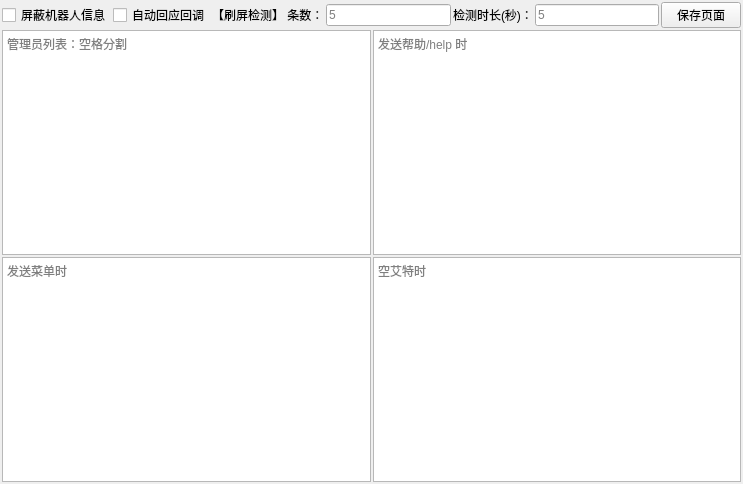
qiancao1/chun_bai_ling, file ui/qunguan.ui: the form before one commit.
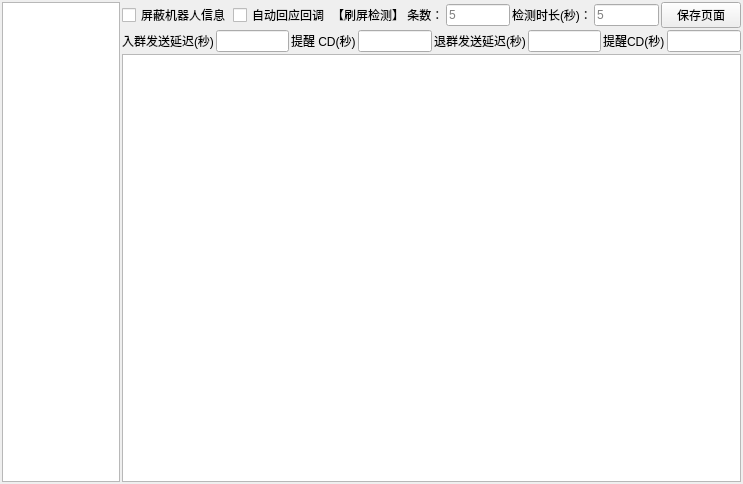
The form after the commit.

```diff
--- a/ui/qunguan.ui
+++ b/ui/qunguan.ui
@@ -13,7 +13,7 @@
   <property name="windowTitle">
    <string>Form</string>
   </property>
-  <layout class="QVBoxLayout" name="verticalLayout">
+  <layout class="QHBoxLayout" name="horizontalLayout_2">
    <property name="spacing">
     <number>2</number>
    </property>
@@ -28,6 +28,33 @@
    </property>
    <property name="bottomMargin">
     <number>2</number>
+   </property>
+   <item>
+    <widget class="QListWidget" name="listWidget">
+     <property name="minimumSize">
+      <size>
+       <width>100</width>
+       <height>0</height>
+      </size>
+     </property>
+    </widget>
+   </item>
+   <item>
+    <layout class="QVBoxLayout" name="verticalLayout_2">
+     <property name="spacing">
+      <number>2</number>
+     </property>
+     <property name="leftMargin">
+      <number>0</number>
+     </property>
+     <property name="topMargin">
+      <number>0</number>
+     </property>
+     <property name="rightMargin">
+      <number>0</number>
+     </property>
+     <property name="bottomMargin">
+      <number>0</number>
    </property>
    <item>
     <layout class="QHBoxLayout" name="horizontalLayout">
@@ -83,56 +110,54 @@
     </layout>
    </item>
    <item>
-    <layout class="QGridLayout" name="gridLayout">
-     <property name="leftMargin">
-      <number>0</number>
-     </property>
+      <layout class="QHBoxLayout" name="horizontalLayout_3">
      <property name="topMargin">
       <number>0</number>
      </property>
-     <property name="rightMargin">
-      <number>0</number>
-     </property>
-     <property name="bottomMargin">
-      <number>0</number>
-     </property>
-     <item row="1" column="1">
-      <widget class="QTextEdit" name="textEdit_3">
-       <property name="placeholderText">
-        <string>空艾特时</string>
-       </property>
-      </widget>
-     </item>
-     <item row="1" column="0">
-      <widget class="QTextEdit" name="textEdit_2">
-       <property name="html">
-        <string>&lt;!DOCTYPE HTML PUBLIC &quot;-//W3C//DTD HTML 4.0//EN&quot; &quot;http://www.w3.org/TR/REC-html40/strict.dtd&quot;&gt;
-&lt;html&gt;&lt;head&gt;&lt;meta name=&quot;qrichtext&quot; content=&quot;1&quot; /&gt;&lt;meta charset=&quot;utf-8&quot; /&gt;&lt;style type=&quot;text/css&quot;&gt;
-p, li { white-space: pre-wrap; }
-hr { height: 1px; border-width: 0; }
-li.unchecked::marker { content: &quot;\2610&quot;; }
-li.checked::marker { content: &quot;\2612&quot;; }
-&lt;/style&gt;&lt;/head&gt;&lt;body style=&quot; font-family:'Microsoft YaHei UI'; font-size:9pt; font-weight:400; font-style:normal;&quot;&gt;
-&lt;p style=&quot;-qt-paragraph-type:empty; margin-top:0px; margin-bottom:0px; margin-left:0px; margin-right:0px; -qt-block-indent:0; text-indent:0px;&quot;&gt;&lt;br /&gt;&lt;/p&gt;&lt;/body&gt;&lt;/html&gt;</string>
-       </property>
-       <property name="placeholderText">
-        <string>发送菜单时</string>
-       </property>
-      </widget>
-     </item>
-     <item row="0" column="0">
-      <widget class="QTextEdit" name="textEdit">
-       <property name="placeholderText">
-        <string>管理员列表：空格分割</string>
+       <item>
+        <widget class="QLabel" name="label_3">
+         <property name="text">
+          <string>入群发送延迟(秒)</string>
+         </property>
+        </widget>
+       </item>
+       <item>
+        <widget class="QLineEdit" name="lineEdit"/>
+       </item>
+       <item>
+        <widget class="QLabel" name="label_4">
+         <property name="text">
+          <string>提醒 CD(秒)</string>
+         </property>
+        </widget>
+       </item>
+       <item>
+        <widget class="QLineEdit" name="lineEdit_2"/>
+       </item>
+       <item>
+        <widget class="QLabel" name="label_5">
+         <property name="text">
+          <string>退群发送延迟(秒)</string>
        </property>
       </widget>
      </item>
-     <item row="0" column="1">
-      <widget class="QTextEdit" name="textEdit_4">
-       <property name="placeholderText">
-        <string>发送帮助/help 时</string>
-       </property>
-      </widget>
+       <item>
+        <widget class="QLineEdit" name="lineEdit_3"/>
+       </item>
+       <item>
+        <widget class="QLabel" name="label_6">
+         <property name="text">
+          <string>提醒CD(秒)</string>
+         </property>
+        </widget>
+       </item>
+       <item>
+        <widget class="QLineEdit" name="lineEdit_4"/>
+       </item>
+      </layout>
+     </item>
+     <item>
+      <widget class="QTextEdit" name="textEdit"/>
      </item>
     </layout>
    </item>
```
Lines whose indentation alone changed are shown as unchanged.
